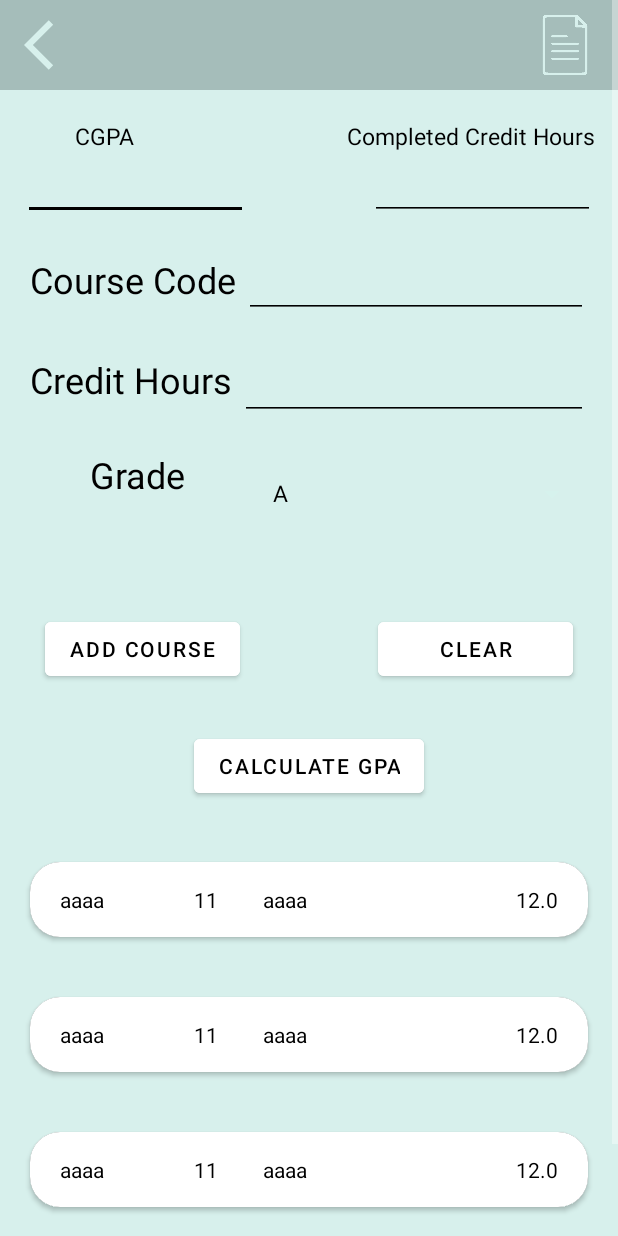
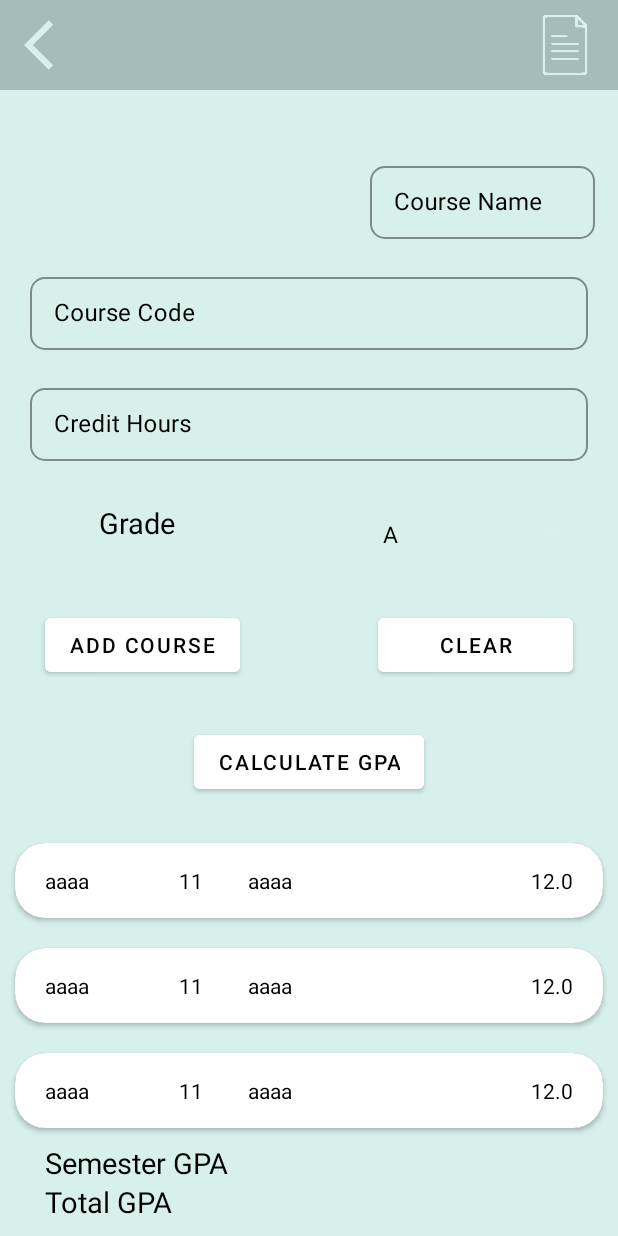
Before and after one commit to maryam2070/javaApp, an Android app: the GpaCalculator screen opened directly, with no data from a screen before it, on a phone screen of 412 x 824 dp. Run offline under Robolectric (Android 15) with nearby library versions, the phone set to English and light mode, and no system bars.

Commit message:
..........

```diff
--- a/app/src/main/java/com/example/aaaaaaaa/GpaCalculator.java
+++ b/app/src/main/java/com/example/aaaaaaaa/GpaCalculator.java
@@ -6,6 +6,7 @@ import androidx.appcompat.app.AppCompatActivity;
 import androidx.recyclerview.widget.LinearLayoutManager;
 import androidx.recyclerview.widget.RecyclerView;
 
+import android.content.Intent;
 import android.graphics.Color;
 import android.os.Bundle;
 import android.view.View;
@@ -33,6 +34,7 @@ public class GpaCalculator extends AppCompatActivity {
 
     double totalPoints=0,total_credit=0,creditHours=0,gradePoints ,coursePoints,completedHours=0,previousGPA=0;
     ImageView back;
+    ImageView courses;
     RecyclerView viewCourses ;
     LinearLayoutManager layoutManager;
     @Override
@@ -63,12 +65,19 @@ public class GpaCalculator extends AppCompatActivity {
         spinner = findViewById(R.id.Grades);
         final String[] grades =new String[] {"A", "A-", "B+", "B", "C+", "C", "D", "F" , "Abs" , "I" , "W" , "Ba"};
         back=(ImageView)findViewById(R.id.back_iv);
+        courses=(ImageView)findViewById(R.id.courses);
         ArrayAdapter<String> adapter = new ArrayAdapter<String>(this, android.R.layout.simple_spinner_dropdown_item, grades);
         spinner.setAdapter(adapter);
         back.setOnClickListener(new View.OnClickListener() {
             @Override
             public void onClick(View view) {
                 finish();
+            }
+        });
+        courses.setOnClickListener(new View.OnClickListener() {
+            @Override
+            public void onClick(View view) {
+                startActivity(new Intent(GpaCalculator.this,CoursesActivity.class));
             }
         });
         spinner.setOnItemSelectedListener(new AdapterView.OnItemSelectedListener(){
--- a/app/src/main/res/layout/activity_gpa_calculator.xml
+++ b/app/src/main/res/layout/activity_gpa_calculator.xml
@@ -1,12 +1,25 @@
 <?xml version="1.0" encoding="UTF-8"?>
 
-    <ScrollView tools:context=".GpaCalculator" android:background="@color/primary_color" android:layout_height="match_parent" android:layout_width="match_parent" xmlns:tools="http://schemas.android.com/tools" xmlns:app="http://schemas.android.com/apk/res-auto" xmlns:android="http://schemas.android.com/apk/res/android">
+    <ScrollView
+    tools:context=".GpaCalculator"
+    android:background="@color/primary_color"
+    android:layout_height="match_parent"
+    android:layout_width="match_parent"
+    xmlns:tools="http://schemas.android.com/tools"
+    xmlns:app="http://schemas.android.com/apk/res-auto"
+    xmlns:android="http://schemas.android.com/apk/res/android">
 
 
-    <LinearLayout android:layout_height="match_parent" android:layout_width="match_parent" android:orientation="vertical">
+    <LinearLayout
+        android:layout_height="match_parent"
+        android:layout_width="match_parent"
+        android:orientation="vertical">
 
 
-    <androidx.appcompat.widget.Toolbar android:background="@color/dark_primary_color" android:layout_height="60dp" android:layout_width="match_parent">
+    <androidx.appcompat.widget.Toolbar
+        android:background="@color/dark_primary_color"
+        android:layout_height="60dp"
+        android:layout_width="match_parent">
 
     <ImageView android:layout_height="40dp"
         android:layout_width="40dp"
@@ -17,66 +30,164 @@
         android:src="@drawable/ic_baseline_arrow_back_ios_24"
         android:id="@+id/back_iv"/>
 
-    <ImageView android:layout_height="40dp" android:layout_width="40dp" app:tint="@color/primary_color" android:backgroundTint="@color/dark_primary_color" android:layout_gravity="end" android:src="@drawable/img_571207" android:id="@+id/courses" android:layout_marginEnd="15dp"/>
+    <ImageView android:layout_height="40dp"
+        android:layout_width="40dp"
+        app:tint="@color/primary_color"
+        android:backgroundTint="@color/dark_primary_color"
+        android:layout_gravity="end"
+        android:src="@drawable/img_571207"
+        android:id="@+id/courses"
+        android:layout_marginEnd="15dp"/>
 
-</androidx.appcompat.widget.Toolbar>
 
+    </androidx.appcompat.widget.Toolbar>
 
     <GridLayout android:layout_height="wrap_content"
         android:layout_width="match_parent"
         android:layout_marginTop="20dp"
         android:columnCount="2" android:rowCount="2">
 
-    <TextView
-        android:layout_height="wrap_content"
-        android:layout_width="wrap_content"
-        android:layout_marginStart="50dp"
-        android:layout_gravity="start"
-        android:textSize="15sp"
-        android:textColor="@color/black"
-        android:text="CGPA"/>
 
-    <TextView
-        android:layout_height="wrap_content"
-        android:layout_width="wrap_content"
-        android:layout_gravity="end"
-        android:layout_marginEnd="15dp"
-        android:textSize="15sp"
-        android:textColor="@color/black"
-        android:text="Completed Credit Hours"/>
 
-    <EditText android:layout_height="wrap_content" android:layout_width="150dp" android:layout_marginStart="15dp" android:backgroundTint="@color/black" android:layout_gravity="start" android:id="@+id/CGPA" android:textColor="@color/black"/>
+        <com.google.android.material.textfield.TextInputLayout
+            android:id="@+id/TLCourseName"
+            style="@style/outlineBorderTextInputs"
+            android:layout_height="wrap_content"
+            android:layout_width="150dp"
+            android:layout_marginStart="16dp"
+            android:layout_marginTop="25dp"
+            android:layout_marginEnd="16dp"
+            android:hint="Course Name"
+            app:boxStrokeColor="@color/primary_color"
+            android:textColorHint="@color/black"
+            app:layout_constraintEnd_toEndOf="parent"
+            app:layout_constraintStart_toStartOf="parent">
 
-    <EditText android:layout_height="wrap_content" android:layout_width="150dp" android:backgroundTint="@color/black" android:layout_gravity="end" android:id="@+id/creditH" android:layout_marginEnd="15dp" android:textColor="@color/black"/>
+            <com.google.android.material.textfield.TextInputEditText
+                android:id="@+id/CGPA"
+                android:layout_width="match_parent"
+                android:layout_height="wrap_content"
+                android:inputType="text"
+                android:singleLine="true"
+                android:textColor="@color/black" />
+        </com.google.android.material.textfield.TextInputLayout>
+
+        <com.google.android.material.textfield.TextInputLayout
+            style="@style/outlineBorderTextInputs"
+            android:layout_height="wrap_content"
+            android:layout_width="150dp"
+            android:layout_marginStart="16dp"
+            android:layout_marginTop="25dp"
+            android:layout_gravity="end"
+            android:layout_marginEnd="15dp"
+            android:hint="Course Name"
+            app:boxStrokeColor="@color/primary_color"
+            android:textColorHint="@color/black"
+            app:layout_constraintEnd_toEndOf="parent"
+            app:layout_constraintStart_toStartOf="parent">
+
+            <com.google.android.material.textfield.TextInputEditText
+                android:id="@+id/creditH"
+                android:layout_width="match_parent"
+                android:layout_height="wrap_content"
+                android:inputType="text"
+                android:singleLine="true"
+                android:textColor="@color/black" />
+        </com.google.android.material.textfield.TextInputLayout>
+
 
 </GridLayout>
 
 
-    <LinearLayout android:layout_height="wrap_content" android:layout_width="match_parent" android:orientation="horizontal" android:layout_margin="20dp">
-
-    <TextView android:layout_height="wrap_content" android:layout_width="wrap_content" android:id="@+id/textView" android:textSize="24sp" android:textColor="@color/black" android:text="Course Code"/>
-
-    <EditText android:layout_height="wrap_content" android:layout_width="match_parent" android:layout_marginStart="5dp" android:backgroundTint="@color/black" android:id="@+id/course_code" android:textColor="@color/black" android:inputType="textPersonName" android:ems="10"/>
-
-</LinearLayout>
+    <GridLayout
+        android:layout_height="wrap_content"
+        android:layout_width="match_parent"
+        android:layout_margin="20dp">
 
 
-    <LinearLayout android:layout_height="wrap_content" android:layout_width="match_parent" android:orientation="horizontal" android:layout_marginStart="20dp" android:layout_marginEnd="20dp">
-
-    <TextView android:layout_height="wrap_content" android:layout_width="wrap_content" android:id="@+id/textView2" android:textSize="24sp" android:textColor="@color/black" android:text="Credit Hours" android:textColorHighlight="@color/dark_primary_color"/>
-
-    <EditText android:layout_height="wrap_content" android:layout_width="match_parent" android:layout_marginStart="5dp" android:backgroundTint="@color/black" android:id="@+id/creditHours" android:textColor="@color/black" android:inputType="number" android:ems="10" android:minHeight="48dp"/>
-
-</LinearLayout>
+        <com.google.android.material.textfield.TextInputLayout
+            style="@style/outlineBorderTextInputs"
+            android:layout_height="wrap_content"
+            android:layout_width="match_parent"
+            android:layout_gravity="end|center_horizontal"
+            android:hint="Course Code"
+            app:boxStrokeColor="@color/primary_color"
+            android:textColorHint="@color/black"
+            app:layout_constraintEnd_toEndOf="parent"
+            app:layout_constraintStart_toStartOf="parent">
+            <com.google.android.material.textfield.TextInputEditText
+                android:id="@+id/course_code"
+                android:layout_width="match_parent"
+                android:layout_height="wrap_content"
+                android:inputType="text"
+                android:singleLine="true"
+                android:textColor="@color/black" />
+        </com.google.android.material.textfield.TextInputLayout>
 
 
-    <LinearLayout android:layout_height="wrap_content" android:layout_width="match_parent" android:orientation="horizontal" android:layout_marginStart="20dp" android:layout_marginEnd="20dp" android:layout_marginBottom="50dp" android:layout_marginTop="20dp">
+</GridLayout>
 
-    <TextView android:layout_height="42dp" android:layout_width="143dp" android:id="@+id/textView3" android:textSize="24sp" android:textColor="@color/black" android:text="Grade" android:textAlignment="center"/>
+    <GridLayout
+        android:layout_height="wrap_content"
+        android:layout_width="match_parent"
+        android:orientation="horizontal"
+        android:layout_marginStart="20dp"
+        android:layout_marginEnd="20dp">
 
-    <Spinner android:layout_height="wrap_content" android:layout_width="match_parent" android:layout_marginStart="5dp" android:backgroundTint="@color/baby_blue" android:id="@+id/Grades" android:padding="5dp" android:foregroundTint="@color/black" android:dropDownSelector="@color/gray"/>
 
-</LinearLayout>
+        <com.google.android.material.textfield.TextInputLayout
+            style="@style/outlineBorderTextInputs"
+            android:layout_height="wrap_content"
+            android:layout_width="match_parent"
+            android:layout_gravity="end|center_horizontal"
+            android:hint="Credit Hours"
+            app:boxStrokeColor="@color/primary_color"
+            android:textColorHint="@color/black"
+            app:layout_constraintEnd_toEndOf="parent"
+            app:layout_constraintStart_toStartOf="parent">
+            <com.google.android.material.textfield.TextInputEditText
+                android:id="@+id/creditHours"
+                android:layout_width="match_parent"
+                android:layout_height="wrap_content"
+                android:inputType="number"
+                android:singleLine="true"
+                android:textColor="@color/black" />
+        </com.google.android.material.textfield.TextInputLayout>
+
+
+    </GridLayout>
+
+
+    <GridLayout
+        android:layout_height="wrap_content"
+        android:layout_width="match_parent"
+        android:orientation="horizontal"
+        android:layout_marginStart="20dp"
+        android:layout_marginEnd="20dp"
+        android:layout_marginBottom="20dp"
+        android:layout_marginTop="20dp">
+
+    <TextView
+        android:layout_height="42dp"
+        android:layout_width="143dp"
+        android:id="@+id/textView3"
+        android:textSize="19sp"
+        android:textColor="@color/black"
+        android:text="Grade"
+
+        android:gravity="center"/>
+
+    <Spinner
+        android:layout_height="wrap_content"
+        android:layout_width="150dp"
+        android:backgroundTint="@color/baby_blue"
+        android:id="@+id/Grades"
+        android:padding="5dp"
+        android:layout_gravity="end|center_vertical"
+        android:foregroundTint="@color/white"
+        android:dropDownSelector="@color/gray"/>
+
+</GridLayout>
 
 
     <GridLayout android:layout_height="wrap_content" android:layout_width="match_parent" android:layout_marginBottom="30dp">
@@ -96,18 +207,49 @@
 
     <GridLayout android:layout_height="wrap_content" android:layout_width="match_parent">
 
-    <TextView android:layout_height="match_parent" android:layout_width="wrap_content" android:layout_marginStart="30dp" android:layout_gravity="start" android:textSize="24sp" android:textColor="@color/black" android:text="Semester GPA "/>
+    <TextView
+        android:layout_height="match_parent"
+        android:layout_width="wrap_content"
+        android:layout_marginStart="30dp"
+        android:layout_gravity="start"
+        android:textSize="19sp"
+        android:textColor="@color/black"
+        android:text="Semester GPA "/>
 
-    <TextView android:layout_height="wrap_content" android:layout_width="wrap_content" android:layout_gravity="end" android:id="@+id/gpa_view" android:layout_marginEnd="80dp" android:textSize="24sp" android:textColor="@color/black"/>
+    <TextView
+        android:layout_height="wrap_content"
+        android:layout_width="wrap_content"
+        android:layout_gravity="end"
+        android:id="@+id/gpa_view"
+        android:layout_marginEnd="80dp"
+        android:textSize="19sp"
+        android:textColor="@color/black"/>
 
 </GridLayout>
 
 
-    <GridLayout android:layout_height="wrap_content" android:layout_width="match_parent">
+    <GridLayout
+        android:layout_height="wrap_content"
+        android:layout_width="match_parent">
 
-    <TextView android:layout_height="wrap_content" android:layout_width="wrap_content" android:layout_marginStart="30dp" android:layout_gravity="start" android:id="@+id/total" android:textSize="24sp" android:textColor="@color/black" android:text="Total GPA "/>
+    <TextView
+        android:layout_height="wrap_content"
+        android:layout_width="wrap_content"
+        android:layout_marginStart="30dp"
+        android:layout_gravity="start"
+        android:id="@+id/total"
+        android:textSize="19sp"
+        android:textColor="@color/black"
+        android:text="Total GPA "/>
 
-    <TextView android:layout_height="wrap_content" android:layout_width="wrap_content" android:layout_gravity="end" android:id="@+id/total_view" android:layout_marginEnd="80dp" android:textSize="24sp" android:textColor="@color/black"/>
+    <TextView
+        android:layout_height="wrap_content"
+        android:layout_width="wrap_content"
+        android:layout_gravity="end"
+        android:id="@+id/total_view"
+        android:layout_marginEnd="80dp"
+        android:textSize="19sp"
+        android:textColor="@color/black"/>
 
 </GridLayout>
 
--- a/app/src/main/res/layout/activity_main.xml
+++ b/app/src/main/res/layout/activity_main.xml
@@ -22,17 +22,17 @@
             android:layout_height="90dp"
             android:layout_gravity="start|center"
             android:layout_marginStart="10dp"
+            android:layout_marginEnd="40dp"
             android:src="@drawable/logo"/>
 
         <TextView
             android:layout_width="wrap_content"
             android:layout_height="wrap_content"
-            android:layout_marginTop="40dp"
             android:gravity="center"
-            android:text="welcome to faculty of science ASU"
+            android:text="Faculty of science ASU"
             android:textColor="@color/black"
             android:textSize="16sp"
-            android:layout_gravity=""
+            android:layout_gravity="center_vertical|center_horizontal"
             android:textStyle="bold" />
 
         <ImageView
@@ -289,7 +289,7 @@
             <androidx.cardview.widget.CardView
                 android:id="@+id/btn_6"
                 android:layout_width="match_parent"
-                android:layout_height="140dp"
+                android:layout_height="160dp"
                 android:layout_marginTop="25dp"
                 android:backgroundTint="@color/primary_color"
                 app:cardCornerRadius="30dp"
@@ -298,7 +298,7 @@
 
                 <LinearLayout
                     android:layout_width="match_parent"
-                    android:layout_height="140dp"
+                    android:layout_height="160dp"
                     android:orientation="vertical"
                     android:padding="5dp">
 
@@ -334,12 +334,12 @@
 
                 <LinearLayout
                     android:layout_width="match_parent"
-                    android:layout_height="140dp"
+                    android:layout_height="160dp"
                     android:orientation="vertical"
                     android:padding="5dp">
 
                     <ImageView
-                        android:layout_width="140dp"
+                        android:layout_width="160dp"
                         android:layout_height="100dp"
                         android:layout_gravity="center"
                         android:foregroundGravity="center"
--- a/app/src/main/res/layout/course_item.xml
+++ b/app/src/main/res/layout/course_item.xml
@@ -6,7 +6,7 @@
     xmlns:app="http://schemas.android.com/apk/res-auto"
     xmlns:android="http://schemas.android.com/apk/res/android"
     android:background="@color/white"
-    android:layout_margin="20dp"
+    android:layout_margin="10dp"
     app:cardCornerRadius="20dp">
 
     <GridLayout
--- a/app/src/main/res/layout/course_view.xml
+++ b/app/src/main/res/layout/course_view.xml
@@ -6,7 +6,7 @@
     xmlns:app="http://schemas.android.com/apk/res-auto"
     xmlns:tools="http://schemas.android.com/tools"
     android:layout_width="match_parent"
-    android:layout_margin="20dp"
+    android:layout_margin="10dp"
     android:layout_height="50dp">
 
 
```
